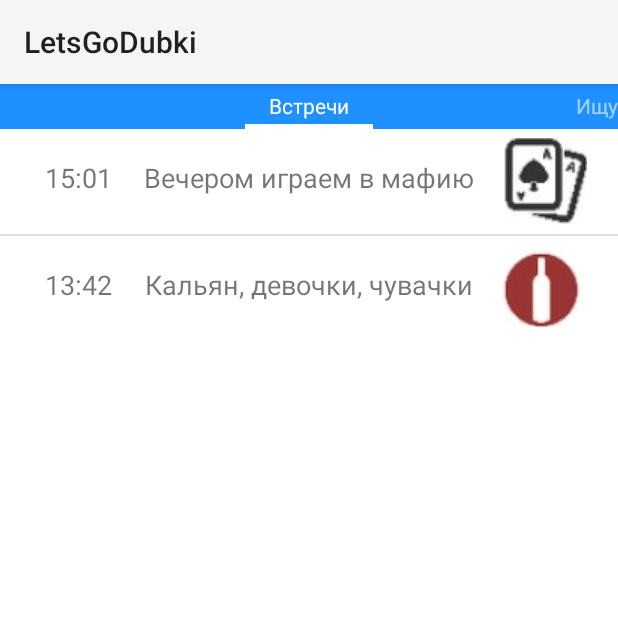
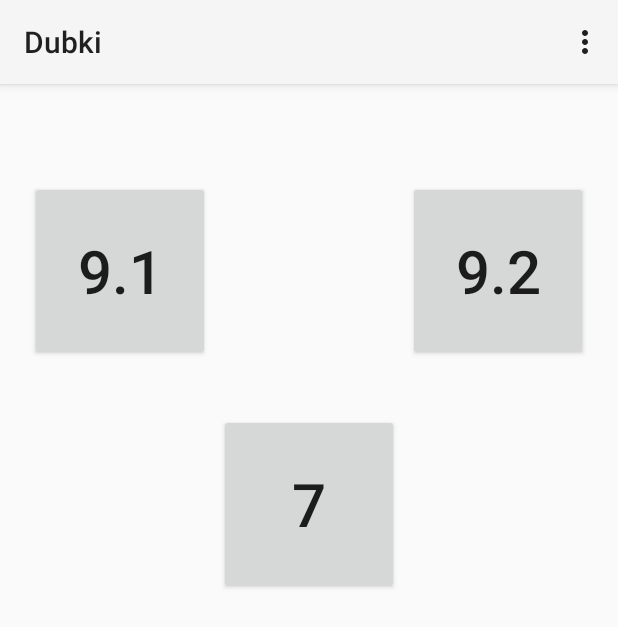
Before and after one commit to egorfa/LetsGoDubki, an Android app: the screen it shows after launch (LibraryMenu before the commit, FirstActivity after it), on a phone screen of 412 x 824 dp. Shown: the top 627 px of the screen. Run offline under Robolectric (Android 15) with nearby library versions, the phone set to English and light mode, and no system bars.

Commit message:
Second screen

```diff
--- a/app/build.gradle
+++ b/app/build.gradle
@@ -6,7 +6,7 @@ android {
 
     defaultConfig {
         applicationId "com.dtd.letsgodubki"
-        minSdkVersion 14
+        minSdkVersion 17
         targetSdkVersion 21
         versionCode 1
         versionName "1.0"
@@ -22,4 +22,5 @@ android {
 dependencies {
     compile fileTree(dir: 'libs', include: ['*.jar'])
     compile 'com.android.support:support-v13:19.+'
+    compile 'uk.co.androidalliance:edgeeffectoverride:1.0.2'
 }
--- a/app/src/main/java/com/dtd/letsgodubki/FirstActivity.java
+++ b/app/src/main/java/com/dtd/letsgodubki/FirstActivity.java
@@ -1,9 +1,13 @@
 package com.dtd.letsgodubki;
 
 import android.app.Activity;
+import android.content.Context;
+import android.content.Intent;
 import android.os.Bundle;
 import android.view.Menu;
 import android.view.MenuItem;
+import android.view.View;
+import android.widget.Button;
 
 
 public class FirstActivity extends Activity {
@@ -11,12 +15,24 @@ public class FirstActivity extends Activity {
     @Override
     protected void onCreate(Bundle savedInstanceState) {
         super.onCreate(savedInstanceState);
+        setContentView(R.layout.activity_first);
 
-        setContentView(R.layout.activity_first);
+        Button btn9_1 = (Button)findViewById(R.id.btn9_1);
+        Button btn9_2 = (Button)findViewById(R.id.btn9_2);
+        Button btn7 = (Button)findViewById(R.id.btn7);
+
+        btn9_1.setOnClickListener(handler);
+        btn9_2.setOnClickListener(handler);
+        btn7.setOnClickListener(handler);
     }
 
+    View.OnClickListener handler = new View.OnClickListener(){
+        public void onClick(View v){
+            Intent i = new Intent(FirstActivity.this, MeetingsActivity.class);
+            FirstActivity.this.startActivity(i);
+        }
+    };
 
-    @Override
     public boolean onCreateOptionsMenu(Menu menu) {
         // Inflate the menu; this adds items to the action bar if it is present.
         getMenuInflater().inflate(R.menu.first, menu);
--- a/app/src/main/java/com/dtd/letsgodubki/LibraryFragment.java
+++ /dev/null
@@ -1,92 +0,0 @@
-package com.dtd.letsgodubki;
-
-import android.os.Bundle;
-import android.support.v4.app.Fragment;
-import android.view.Gravity;
-import android.view.LayoutInflater;
-import android.view.View;
-import android.view.ViewGroup;
-import android.widget.AdapterView;
-import android.widget.ListView;
-import android.widget.Toast;
-
-import java.util.ArrayList;
-
-/**
- * Created by Egor on 21.11.2014.
- */
-public class LibraryFragment extends Fragment {
-
-    Toast m_currentToast;
-    static final String ARGUMENT_PAGE_NUMBER = "arg_page_number";
-    int pageNumber;
-
-    static LibraryFragment newInstance(int page) {
-        LibraryFragment pageFragment = new LibraryFragment();
-        Bundle arguments = new Bundle();
-        arguments.putInt(ARGUMENT_PAGE_NUMBER, page);
-        pageFragment.setArguments(arguments);
-        return pageFragment;
-    }
-
-    @Override
-    public void onCreate(Bundle savedInstanceState) {
-        super.onCreate(savedInstanceState);
-        pageNumber = getArguments().getInt(ARGUMENT_PAGE_NUMBER);
-
-        /*listViewMeetings.setOnItemClickListener(new AdapterView.OnItemClickListener() {
-            @Override
-            public void onItemClick(AdapterView<?> parent, View view, int position, long id) {
-                Meeting selectedMeeting = arrayMeetings.get(position);
-                Toast.makeText("Selected Meeting:" + selectedMeeting.getTitle(), 1000);
-            }
-        });*/
-    }
-
-    @Override
-    public View onCreateView(LayoutInflater inflater, ViewGroup container,
-                             Bundle savedInstanceState) {
-        View view = null;
-        switch (pageNumber) {
-            case 0:
-                view = inflater.inflate(R.layout.fragment_library1, null);
-                ArrayList<Meeting> arrayMeetings;
-                ListView listViewMeetings;
-
-                arrayMeetings = new ArrayList<Meeting>();
-
-
-
-                Meeting mafia = new Meeting(R.drawable.cards, "15:01", "Вечером играем в мафию");
-                Meeting drink = new Meeting(R.drawable.drink, "13:42", "Кальян, девочки, чувачки");
-
-                arrayMeetings.add(mafia);
-                arrayMeetings.add(drink);
-
-                listViewMeetings = (ListView)view.findViewById(R.id.LV1);
-                ListMeetingsAdapter adapter = new ListMeetingsAdapter(this.getActivity(), arrayMeetings);
-                listViewMeetings.setAdapter(adapter);
-
-
-                break;
-            case 1:
-                view = inflater.inflate(R.layout.fragment_library2, null);
-                break;
-        }
-        return view;
-    }
-
-    void showToast(String text)
-    {
-        if(m_currentToast != null)
-        {
-            m_currentToast.cancel();
-        }
-        m_currentToast = Toast.makeText(this.getActivity(), text, Toast.LENGTH_LONG);
-        m_currentToast.setGravity(Gravity.CENTER,0,0);
-        m_currentToast.show();
-
-    }
-
-
-}
--- a/app/src/main/java/com/dtd/letsgodubki/LibraryMenu.java
+++ /dev/null
@@ -1,99 +0,0 @@
-package com.dtd.letsgodubki;
-
-import android.content.Intent;
-import android.os.Bundle;
-import android.support.v4.app.Fragment;
-import android.support.v4.app.FragmentActivity;
-import android.support.v4.app.FragmentManager;
-import android.support.v4.app.FragmentPagerAdapter;
-import android.support.v4.view.PagerAdapter;
-import android.support.v4.view.ViewPager;
-import android.util.Log;
-
-/**
- * Created by Egor on 21.11.2014.
- */
-public class LibraryMenu extends FragmentActivity {
-
-    static final String TAG = "myLogs";
-    static final int PAGE_COUNT = 2;
-
-    ViewPager pager;
-    PagerAdapter pagerAdapter;
-    int position;
-
-
-
-
-    @Override
-    protected void onCreate(Bundle savedInstanceState) {
-        super.onCreate(savedInstanceState);
-        setContentView(R.layout.activity_library_pager);
-        position = 0;
-
-        pager = (ViewPager) findViewById(R.id.pager);
-        pagerAdapter = new MyFragmentPagerAdapter(getSupportFragmentManager());
-        pager.setAdapter(pagerAdapter);
-
-        pager.setCurrentItem(position);
-
-
-
-        pager.setOnPageChangeListener(new ViewPager.OnPageChangeListener() {
-
-            @Override
-            public void onPageSelected(int position) {
-                Log.d(TAG, "onPageSelected, position = " + position);
-            }
-
-            @Override
-            public void onPageScrolled(int position, float positionOffset,
-                                       int positionOffsetPixels) {
-            }
-
-            @Override
-            public void onPageScrollStateChanged(int state) {
-            }
-        });
-    }
-
-    private class MyFragmentPagerAdapter extends FragmentPagerAdapter {
-
-        public MyFragmentPagerAdapter(FragmentManager fm) {
-            super(fm);
-        }
-
-        @Override
-        public Fragment getItem(int position) {
-            return LibraryFragment.newInstance(position);
-        }
-
-        @Override
-        public int getCount() {
-            return PAGE_COUNT;
-        }
-
-        @Override
-        public CharSequence getPageTitle(int position) {
-            String menuString = "";
-
-            switch (position){
-                case 0:
-                    menuString="Встречи";
-                    break;
-                case 1:
-                    menuString="Ищу";
-                    break;
-            }
-            return menuString;
-        }
-
-    }
-
-    @Override
-    public void onBackPressed(){
-        super.onBackPressed();
-        finish();
-    }
-
-}
--- a/app/src/main/res/layout/activity_first.xml
+++ b/app/src/main/res/layout/activity_first.xml
@@ -2,15 +2,47 @@
     xmlns:tools="http://schemas.android.com/tools"
     android:layout_width="match_parent"
     android:layout_height="match_parent"
-    android:paddingLeft="@dimen/activity_horizontal_margin"
-    android:paddingRight="@dimen/activity_horizontal_margin"
-    android:paddingTop="@dimen/activity_vertical_margin"
-    android:paddingBottom="@dimen/activity_vertical_margin"
     tools:context=".FirstActivity">
 
-    <TextView
-        android:text="Fuck YEAH!"
-        android:layout_width="wrap_content"
-        android:layout_height="wrap_content" />
+    <RelativeLayout
+        android:layout_width="fill_parent"
+        android:layout_height="150dp"
+        android:id="@+id/rl_MS"
+        android:layout_marginTop="50dp">
+
+        <Button
+            android:layout_width="120dp"
+            android:layout_height="120dp"
+            android:id="@+id/btn9_1"
+            android:layout_marginLeft="20dp"
+            android:layout_alignParentLeft="true"
+            android:gravity="center"
+            android:layout_centerVertical="true"
+            android:text="9.1"
+            android:textSize="40sp"/>
+
+        <Button
+            android:layout_width="120dp"
+            android:layout_height="120dp"
+            android:layout_gravity="center"
+            android:id="@+id/btn9_2"
+            android:layout_alignParentRight="true"
+            android:gravity="center"
+            android:layout_centerVertical="true"
+            android:layout_marginRight="20dp"
+            android:text="9.2"
+            android:textSize="40sp"/>
+
+        </RelativeLayout>
+    <Button
+        android:layout_width="120dp"
+        android:layout_height="120dp"
+        android:layout_below="@+id/rl_MS"
+        android:layout_marginTop="20dp"
+        android:layout_centerHorizontal="true"
+        android:gravity="center"
+        android:text="7"
+        android:textSize="40sp"
+        android:id="@+id/btn7"/>
 
 </RelativeLayout>
--- a/app/src/main/res/layout/activity_library_pager.xml
+++ /dev/null
@@ -1,21 +0,0 @@
-<?xml version="1.0" encoding="utf-8"?>
-
-<RelativeLayout
-    xmlns:android="http://schemas.android.com/apk/res/android"
-    xmlns:tools="http://schemas.android.com/tools"
-    android:layout_width="match_parent"
-    android:layout_height="match_parent">
-    <android.support.v4.view.ViewPager
-        android:id="@+id/pager"
-        android:layout_width="match_parent"
-        android:layout_height="match_parent">
-        <android.support.v4.view.PagerTabStrip
-            android:id="@+id/pagerTabStrip"
-            android:layout_width="match_parent"
-            android:layout_height="30dp"
-            android:layout_gravity="top"
-            android:background="@color/Tab"
-            android:textColor="#ffffff">
-        </android.support.v4.view.PagerTabStrip>
-    </android.support.v4.view.ViewPager>
-</RelativeLayout>
--- a/app/src/main/res/layout/fragment_library1.xml
+++ /dev/null
@@ -1,17 +0,0 @@
-<?xml version="1.0" encoding="utf-8"?>
-<RelativeLayout
-    xmlns:android="http://schemas.android.com/apk/res/android"
-    android:id="@+id/RelativeLayout1"
-    android:layout_width="match_parent"
-    android:layout_height="match_parent"
-    android:orientation="vertical"
-    android:background="#ffffff">
-
-
-    <ListView
-        android:layout_width="wrap_content"
-        android:layout_height="wrap_content"
-        android:id="@+id/LV1"
-        android:layout_alignParentTop="true"
-        android:layout_centerHorizontal="true" />
-</RelativeLayout>
--- a/app/src/main/res/layout/list_item.xml
+++ b/app/src/main/res/layout/list_item.xml
@@ -1,35 +1,57 @@
 <?xml version="1.0" encoding="utf-8"?>
 
-<RelativeLayout xmlns:android="http://schemas.android.com/apk/res/android"
+<LinearLayout xmlns:android="http://schemas.android.com/apk/res/android"
     android:layout_width="match_parent"
-    android:layout_height="70dp">
-
+    android:layout_height="70dp"
+    android:orientation="horizontal">
+<LinearLayout
+    android:layout_width="wrap_content"
+    android:layout_height="fill_parent"
+    android:orientation="horizontal">
     <TextView
-        android:layout_width="55dp"
+        android:layout_width="wrap_content"
         android:layout_height="30dp"
         android:text="Time"
-        android:textSize="18sp"
+        android:textSize="20sp"
         android:id="@+id/time"
-        android:layout_centerVertical="true"
-        android:layout_alignParentLeft="true"
-        android:layout_alignParentStart="true"
-        android:layout_marginLeft="30dp"/>
+        android:layout_marginLeft="10dp"
+        android:gravity="center_vertical"
+        android:layout_gravity="center"/>
 
     <TextView
         android:layout_width="wrap_content"
         android:layout_height="30dp"
-        android:textSize="18sp"
+        android:textSize="20sp"
+        android:layout_marginLeft="10dp"
         android:text="Action"
         android:id="@+id/title"
-        android:layout_centerVertical="true"
-        android:layout_centerHorizontal="true" />
+        android:layout_toRightOf="@+id/time"
+        android:gravity="center_vertical"
+        android:layout_gravity="center"/>
+</LinearLayout>
+
+    <RelativeLayout
+        android:layout_width="fill_parent"
+        android:layout_height="fill_parent"
+        android:orientation="horizontal">
+
+    <TextView
+        android:layout_width="50dp"
+        android:layout_height="50dp"
+        android:id="@+id/image2"
+        android:textAlignment="center"
+        android:gravity="center"
+        android:textColor="@color/white"
+        android:layout_toStartOf="@+id/image"
+        android:layout_marginRight="10dp"
+        android:layout_centerVertical="true" />
 
     <ImageView
-        android:layout_width="wrap_content"
-        android:layout_height="wrap_content"
+        android:layout_width="50dp"
+        android:layout_height="50dp"
         android:id="@+id/image"
-        android:layout_centerVertical="true"
-        android:layout_toRightOf="@+id/title"
-        android:layout_toEndOf="@+id/title"
-        android:layout_marginLeft="20dp"/>
-</RelativeLayout>
+        android:layout_alignParentRight="true"
+        android:layout_marginRight="10dp"
+        android:layout_centerVertical="true" />
+    </RelativeLayout>
+</LinearLayout>
--- a/app/src/main/res/values/color.xml
+++ b/app/src/main/res/values/color.xml
@@ -2,6 +2,6 @@
 <resources>
     <color name="main_bck">#f7f4f0</color>
     <color name="white">#ffffff</color>
-    <color name="ActionBar">#f1aba2</color>
-    <color name="Tab">#1E90FF</color>
+    <color name="ActionBar">#808080</color>
+    <color name="MainBck">#E5E5E5</color>
 </resources>
--- a/app/src/main/res/values/styles.xml
+++ b/app/src/main/res/values/styles.xml
@@ -1,8 +1,14 @@
 <resources>
 
     <!-- Base application theme. -->
-    <style name="AppTheme" parent="android:Theme.Holo.Light.DarkActionBar">
+    <style name="AppTheme" parent="android:Theme.Holo.Light">
         <!-- Customize your theme here. -->
+        <item name="android:actionBarStyle">@style/MyActionBar</item>
+    </style>
+    <style name="MyActionBar" parent="@android:style/Widget.Holo.Light.ActionBar">
+        <item name="android:background">@color/ActionBar</item>
+        <item name="android:icon">@android:color/transparent</item>
+        <item name="android:customNavigationLayout">@layout/actionbar_center</item>
     </style>
     <style name="NoActionTheme" parent="android:Theme.Holo.Light">
         <item name="android:windowActionBar">false</item>
```
Also changed, not shown: app/src/main/AndroidManifest.xml (+12 -8 lines), app/src/main/java/com/dtd/letsgodubki/ListMeetingsAdapter.java (+11 -1 lines), app/src/main/java/com/dtd/letsgodubki/Meeting.java (+10 -1 lines), app/src/main/java/com/dtd/letsgodubki/MeetingsActivity.java (added, +70 -0 lines), app/src/main/res/layout/fragment_library2.xml (deleted, +0 -18 lines), app/src/main/res/layout/meetings_list.xml (added, +32 -0 lines), app/src/main/res/drawable/cards.jpg (deleted), app/src/main/res/drawable/drink.jpg (deleted), 1 other file.
